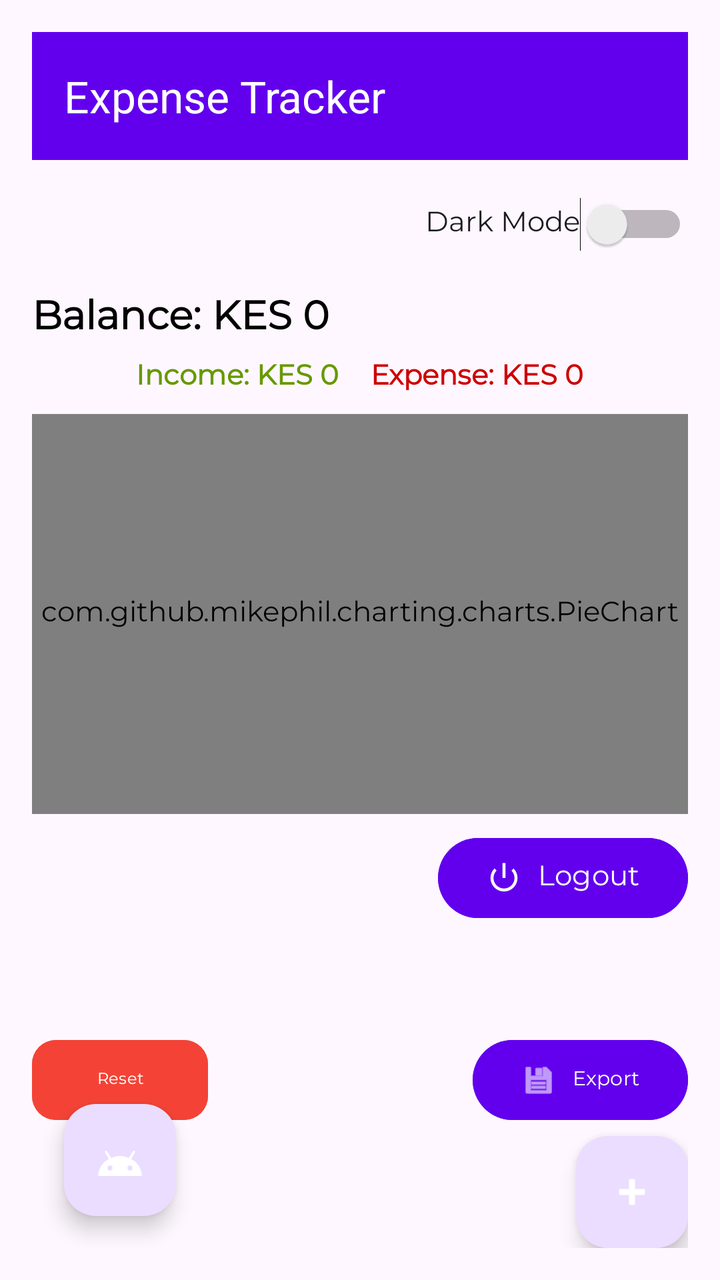
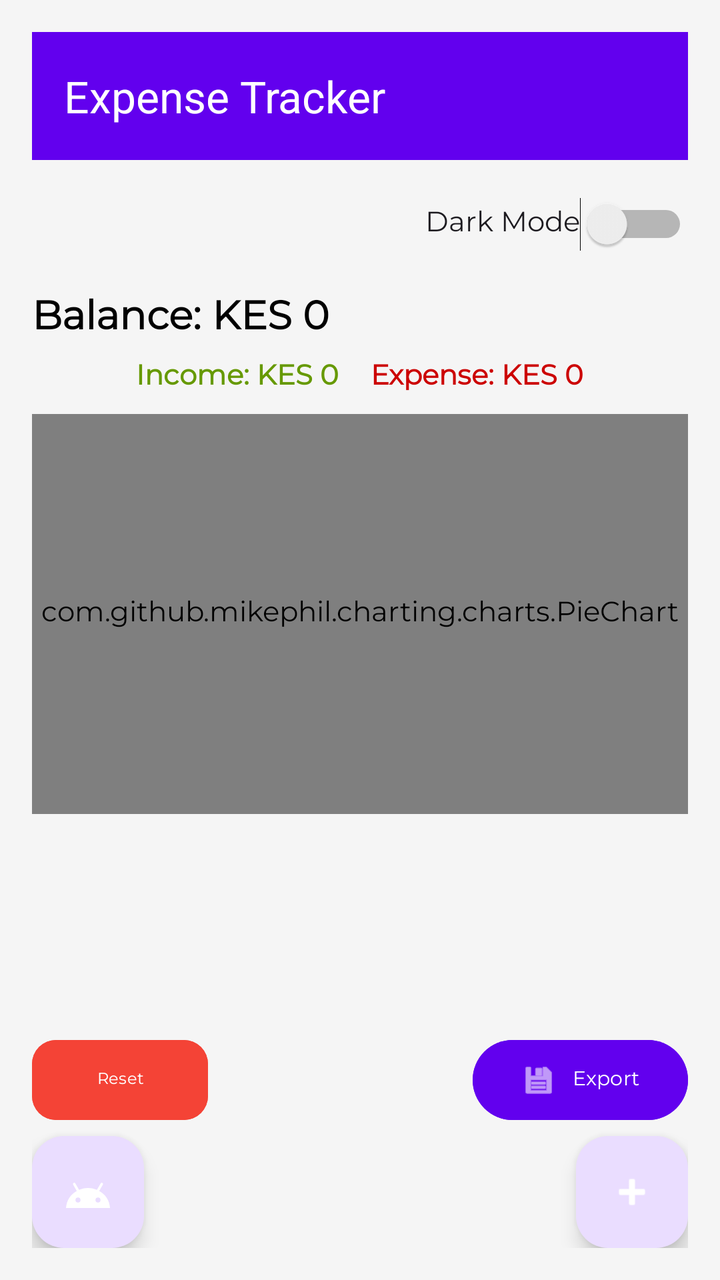

Screens rendered from an Android XML layout before and after an edit, with the pre-edit source and the edit as a unified diff.
<!-- AndroidManifest.xml: application theme Theme.ExpenseTracker -->
<!-- res/layout/activity_main.xml -->
<?xml version="1.0" encoding="utf-8"?>
<androidx.constraintlayout.widget.ConstraintLayout
    xmlns:android="http://schemas.android.com/apk/res/android"
    xmlns:app="http://schemas.android.com/apk/res-auto"
    xmlns:tools="http://schemas.android.com/tools"
    android:layout_width="match_parent"
    android:layout_height="match_parent"
    android:padding="16dp"
    tools:context=".MainActivity">

    
    <androidx.appcompat.widget.Toolbar
        android:id="@+id/toolbar"
        android:layout_width="0dp"
        android:layout_height="?attr/actionBarSize"
        android:background="?attr/colorPrimary"
        app:title="Expense Tracker"
        app:titleTextColor="@android:color/white"
        app:layout_constraintTop_toTopOf="parent"
        app:layout_constraintStart_toStartOf="parent"
        app:layout_constraintEnd_toEndOf="parent" />

    
    <Switch
        android:id="@+id/switchTheme"
        android:layout_width="wrap_content"
        android:layout_height="wrap_content"
        android:text="Dark Mode"
        android:minHeight="48dp"
        android:layout_marginTop="8dp"
        app:layout_constraintTop_toBottomOf="@id/toolbar"
        app:layout_constraintEnd_toEndOf="parent" />

    
    <TextView
        android:id="@+id/textViewBalance"
        android:layout_width="0dp"
        android:layout_height="wrap_content"
        android:text="Balance: KES 0"
        android:textSize="20sp"
        android:textStyle="bold"
        android:textColor="@android:color/black"
        android:layout_marginTop="8dp"
        app:layout_constraintTop_toBottomOf="@id/switchTheme"
        app:layout_constraintStart_toStartOf="parent"
        app:layout_constraintEnd_toEndOf="parent" />

    
    <LinearLayout
        android:id="@+id/incomeExpenseLayout"
        android:layout_width="0dp"
        android:layout_height="wrap_content"
        android:orientation="horizontal"
        android:gravity="center"
        android:layout_marginTop="4dp"
        app:layout_constraintTop_toBottomOf="@id/textViewBalance"
        app:layout_constraintStart_toStartOf="parent"
        app:layout_constraintEnd_toEndOf="parent">

        <TextView
            android:id="@+id/textViewIncome"
            android:layout_width="wrap_content"
            android:layout_height="wrap_content"
            android:text="Income: KES 0"
            android:textColor="@android:color/holo_green_dark"
            android:textStyle="bold"
            android:paddingEnd="16dp" />

        <TextView
            android:id="@+id/textViewExpense"
            android:layout_width="wrap_content"
            android:layout_height="wrap_content"
            android:text="Expense: KES 0"
            android:textColor="@android:color/holo_red_dark"
            android:textStyle="bold" />
    </LinearLayout>

    
    <com.github.mikephil.charting.charts.PieChart
        android:id="@+id/pieChart"
        android:layout_width="0dp"
        android:layout_height="200dp"
        android:layout_marginTop="8dp"
        android:background="@drawable/pie_chart_background"
        app:layout_constraintTop_toBottomOf="@id/incomeExpenseLayout"
        app:layout_constraintStart_toStartOf="parent"
        app:layout_constraintEnd_toEndOf="parent" />

    
    <com.google.android.material.button.MaterialButton
        android:id="@+id/btnLogout"
        android:layout_width="wrap_content"
        android:layout_height="wrap_content"
        android:text="Logout"
        app:icon="@android:drawable/ic_lock_power_off"
        app:iconTint="@android:color/white"
        android:backgroundTint="@color/purple_500"
        android:textColor="@android:color/white"
        android:layout_marginTop="8dp"
        app:layout_constraintTop_toBottomOf="@id/pieChart"
        app:layout_constraintEnd_toEndOf="parent" />

    
    <androidx.recyclerview.widget.RecyclerView
        android:id="@+id/transactionRecyclerView"
        android:layout_width="0dp"
        android:layout_height="0dp"
        android:layout_marginTop="8dp"
        app:layout_constraintTop_toBottomOf="@id/btnLogout"
        app:layout_constraintBottom_toTopOf="@id/fabAdd"
        app:layout_constraintStart_toStartOf="parent"
        app:layout_constraintEnd_toEndOf="parent"
        tools:listitem="@layout/item_transaction" />

    
    <com.google.android.material.floatingactionbutton.FloatingActionButton
        android:id="@+id/fabAdd"
        android:layout_width="wrap_content"
        android:layout_height="wrap_content"
        android:src="@android:drawable/ic_input_add"
        android:contentDescription="Add Transaction"
        app:layout_constraintBottom_toBottomOf="parent"
        app:layout_constraintEnd_toEndOf="parent"
        app:tint="@android:color/white" />

    
    <com.google.android.material.floatingactionbutton.FloatingActionButton
        android:id="@+id/fabSummary"
        android:layout_width="wrap_content"
        android:layout_height="wrap_content"
        android:layout_margin="16dp"
        android:src="@drawable/ic_summary"
        android:contentDescription="Monthly Summary"
        app:layout_constraintBottom_toBottomOf="parent"
        app:layout_constraintStart_toStartOf="parent"
        app:tint="@android:color/white" />

    
    <com.google.android.material.button.MaterialButton
        android:id="@+id/btnExport"
        android:layout_width="wrap_content"
        android:layout_height="wrap_content"
        android:text="Export"
        android:textSize="10sp"
        android:paddingStart="10dp"
        android:paddingEnd="10dp"
        android:paddingTop="4dp"
        android:paddingBottom="4dp"
        android:layout_marginBottom="4dp"
        app:icon="@android:drawable/ic_menu_save"
        app:iconGravity="textStart"
        app:iconTint="@android:color/white"
        android:textColor="@android:color/white"
        android:backgroundTint="@color/purple_500"
        app:layout_constraintBottom_toTopOf="@id/fabAdd"
        app:layout_constraintEnd_toEndOf="parent" />

    
    <com.google.android.material.button.MaterialButton
        android:id="@+id/btnReset"
        android:layout_width="wrap_content"
        android:layout_height="wrap_content"
        android:text="Reset"
        android:textSize="8sp"
        app:cornerRadius="12dp"
        android:backgroundTint="@color/red"
        android:textColor="@android:color/white"
        android:layout_marginBottom="4dp"
        app:layout_constraintBottom_toTopOf="@id/fabAdd"
        app:layout_constraintStart_toStartOf="parent" />

</androidx.constraintlayout.widget.ConstraintLayout>
<!-- res/layout/item_transaction.xml (included above) -->
<?xml version="1.0" encoding="utf-8"?>
<androidx.cardview.widget.CardView
    xmlns:android="http://schemas.android.com/apk/res/android"
    xmlns:app="http://schemas.android.com/apk/res-auto"
    android:layout_width="match_parent"
    android:layout_height="wrap_content"
    android:layout_margin="8dp"
    app:cardCornerRadius="12dp"
    app:cardElevation="4dp">

    <androidx.constraintlayout.widget.ConstraintLayout
        android:layout_width="match_parent"
        android:layout_height="wrap_content"
        android:background="@android:color/white"
        android:padding="12dp">

        
        <TextView
            android:id="@+id/textViewCategory"
            android:layout_width="0dp"
            android:layout_height="wrap_content"
            android:text="Category"
            android:textStyle="bold"
            android:textSize="16sp"
            app:layout_constraintTop_toTopOf="parent"
            app:layout_constraintStart_toStartOf="parent"
            app:layout_constraintEnd_toStartOf="@id/textViewAmount"
            app:layout_constraintHorizontal_bias="0"/>

        
        <TextView
            android:id="@+id/textViewAmount"
            android:layout_width="wrap_content"
            android:layout_height="wrap_content"
            android:text="KES 0.00"
            android:textSize="16sp"
            android:textColor="@android:color/holo_red_dark"
            android:textStyle="bold"
            app:layout_constraintTop_toTopOf="parent"
            app:layout_constraintEnd_toEndOf="parent"/>

        
        <TextView
            android:id="@+id/textViewNote"
            android:layout_width="0dp"
            android:layout_height="wrap_content"
            android:text="Note for this transaction"
            android:textSize="14sp"
            android:textColor="@android:color/black"
            app:layout_constraintTop_toBottomOf="@id/textViewCategory"
            app:layout_constraintStart_toStartOf="parent"
            app:layout_constraintEnd_toEndOf="parent"
            android:layout_marginTop="4dp"/>

        
        <TextView
            android:id="@+id/textViewDate"
            android:layout_width="wrap_content"
            android:layout_height="wrap_content"
            android:text="01 Jan 2025"
            android:textSize="12sp"
            android:textColor="@android:color/darker_gray"
            app:layout_constraintTop_toBottomOf="@id/textViewNote"
            app:layout_constraintStart_toStartOf="parent"
            android:layout_marginTop="4dp"
            android:layout_marginBottom="4dp"/>

    </androidx.constraintlayout.widget.ConstraintLayout>
</androidx.cardview.widget.CardView>
<!-- resources referenced by this layout -->
<resources>
  <color name="purple_500">#6200EE</color>
  <color name="red">#F44336</color>
  <!-- drawable ic_summary (drawable) -->
  <vector xmlns:android="http://schemas.android.com/apk/res/android" android:height="24dp" android:tint="#000000" android:viewportHeight="24" android:viewportWidth="24" android:width="24dp">
          
      <path android:fillColor="#FF000000" android:pathData="M17.6,11.48 L19.44,8.3a0.63,0.63 0,0 0,-1.09 -0.63l-1.88,3.24a11.43,11.43 0,0 0,-8.94 0L5.65,7.67a0.63,0.63 0,0 0,-1.09 0.63L6.4,11.48A10.81,10.81 0,0 0,1 20L23,20A10.81,10.81 0,0 0,17.6 11.48ZM7,17.25A1.25,1.25 0,1 1,8.25 16,1.25 1.25,0 0,1 7,17.25ZM17,17.25A1.25,1.25 0,1 1,18.25 16,1.25 1.25,0 0,1 17,17.25Z"/>
      
  </vector>
  <!-- drawable pie_chart_background (drawable) -->
  <?xml version="1.0" encoding="utf-8"?>
  <selector xmlns:android="http://schemas.android.com/apk/res/android">
      <shape xmlns:android="http://schemas.android.com/apk/res/android"
          android:shape="rectangle">
          <solid android:color="#FFFFFF"/>
          <corners android:radius="12dp"/>
          <padding android:left="8dp" android:top="8dp" android:right="8dp" android:bottom="8dp"/>
      </shape>
  
  </selector>
  <style name="Theme.ExpenseTracker" parent="Base.Theme.ExpenseTracker" />
  <style name="Base.Theme.ExpenseTracker" parent="Theme.Material3.DayNight.NoActionBar">
          
          <item name="colorPrimary">@color/purple_500</item>
          <item name="colorPrimaryVariant">@color/purple_700</item>
          <item name="colorOnPrimary">@color/white</item>
          <item name="colorSecondary">@color/teal_700</item>
          <item name="android:fontFamily">@font/montserrat_font</item>
  
          <item name="android:windowBackground">?android:colorBackground</item>
      </style>
  <color name="purple_700">#6200EE</color>
  <color name="white">#FFFFFFFF</color>
  <color name="teal_700">#018786</color>
</resources>

<!-- the commit's change to res/layout/activity_main.xml (unified diff, before → after) -->
@@ -6,6 +6,7 @@
     android:layout_width="match_parent"
     android:layout_height="match_parent"
     android:padding="16dp"
+    android:background="@color/background_soft"
     tools:context=".MainActivity">
 
     
@@ -86,19 +87,6 @@
         app:layout_constraintStart_toStartOf="parent"
         app:layout_constraintEnd_toEndOf="parent" />
 
-    
-    <com.google.android.material.button.MaterialButton
-        android:id="@+id/btnLogout"
-        android:layout_width="wrap_content"
-        android:layout_height="wrap_content"
-        android:text="Logout"
-        app:icon="@android:drawable/ic_lock_power_off"
-        app:iconTint="@android:color/white"
-        android:backgroundTint="@color/purple_500"
-        android:textColor="@android:color/white"
-        android:layout_marginTop="8dp"
-        app:layout_constraintTop_toBottomOf="@id/pieChart"
-        app:layout_constraintEnd_toEndOf="parent" />
 
     
     <androidx.recyclerview.widget.RecyclerView
@@ -106,7 +94,7 @@
         android:layout_width="0dp"
         android:layout_height="0dp"
         android:layout_marginTop="8dp"
-        app:layout_constraintTop_toBottomOf="@id/btnLogout"
+        app:layout_constraintTop_toBottomOf="@id/pieChart"
         app:layout_constraintBottom_toTopOf="@id/fabAdd"
         app:layout_constraintStart_toStartOf="parent"
         app:layout_constraintEnd_toEndOf="parent"
@@ -128,7 +116,6 @@
         android:id="@+id/fabSummary"
         android:layout_width="wrap_content"
         android:layout_height="wrap_content"
-        android:layout_margin="16dp"
         android:src="@drawable/ic_summary"
         android:contentDescription="Monthly Summary"
         app:layout_constraintBottom_toBottomOf="parent"
@@ -184,8 +171,10 @@
     <androidx.constraintlayout.widget.ConstraintLayout
         android:layout_width="match_parent"
         android:layout_height="wrap_content"
-        android:background="@android:color/white"
+        android:background="@android:color/holo_blue_light"
         android:padding="12dp">
+
+
 
         
         <TextView
@@ -200,6 +189,8 @@
             app:layout_constraintEnd_toStartOf="@id/textViewAmount"
             app:layout_constraintHorizontal_bias="0"/>
 
+
+
         
         <TextView
             android:id="@+id/textViewAmount"
@@ -207,10 +198,12 @@
             android:layout_height="wrap_content"
             android:text="KES 0.00"
             android:textSize="16sp"
-            android:textColor="@android:color/holo_red_dark"
+            android:textColor="@color/red"
             android:textStyle="bold"
             app:layout_constraintTop_toTopOf="parent"
             app:layout_constraintEnd_toEndOf="parent"/>
+
+
 
         
         <TextView
@@ -222,6 +215,20 @@
             android:textColor="@android:color/black"
             app:layout_constraintTop_toBottomOf="@id/textViewCategory"
             app:layout_constraintStart_toStartOf="parent"
+            app:layout_constraintEnd_toStartOf="@id/textViewType"
+            android:layout_marginTop="4dp"
+            android:ellipsize="end"
+            android:singleLine="true" />
+
+        
+        <TextView
+            android:id="@+id/textViewType"
+            android:layout_width="wrap_content"
+            android:layout_height="wrap_content"
+            android:text="Expense"
+            android:textSize="14sp"
+            android:textColor="@android:color/holo_blue_dark"
+            app:layout_constraintTop_toBottomOf="@id/textViewCategory"
             app:layout_constraintEnd_toEndOf="parent"
             android:layout_marginTop="4dp"/>
 
@@ -238,5 +245,10 @@
             android:layout_marginTop="4dp"
             android:layout_marginBottom="4dp"/>
 
+
+
+
+
+
     </androidx.constraintlayout.widget.ConstraintLayout>
 </androidx.cardview.widget.CardView>
<!-- resource entries referenced after the edit -->
@@ -1,5 +1,6 @@
 <!-- resources referenced by this layout -->
 <resources>
+  <color name="background_soft">#F5F5F5</color>
   <color name="purple_500">#6200EE</color>
   <color name="red">#F44336</color>
   <!-- drawable ic_summary (drawable) -->
